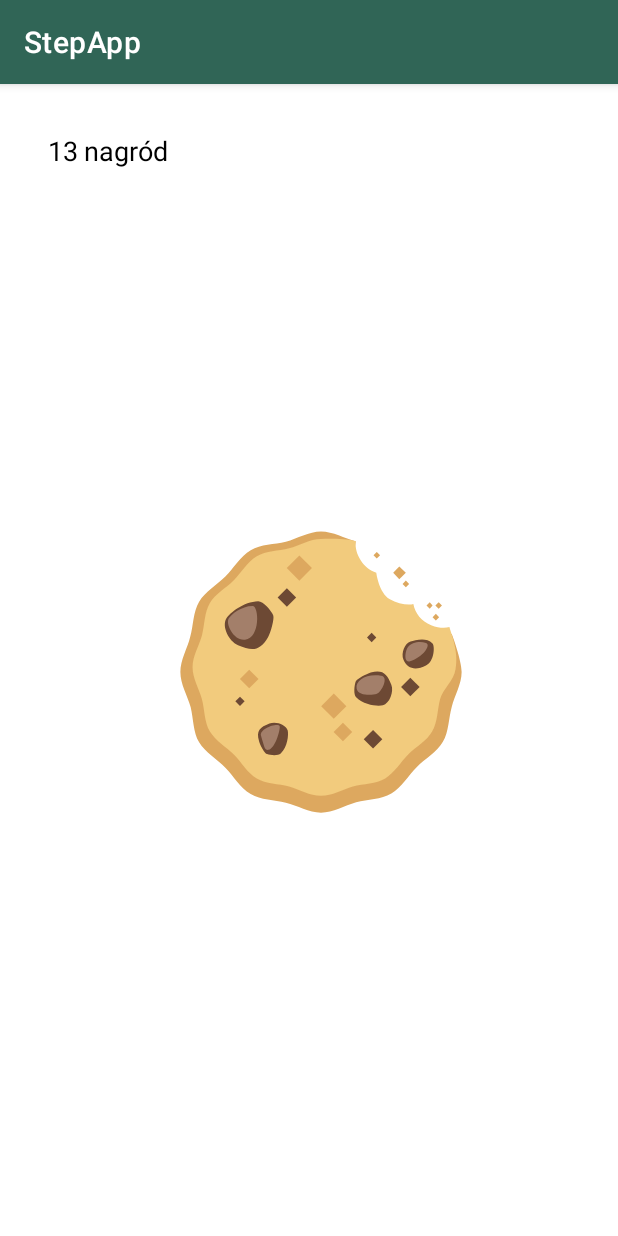
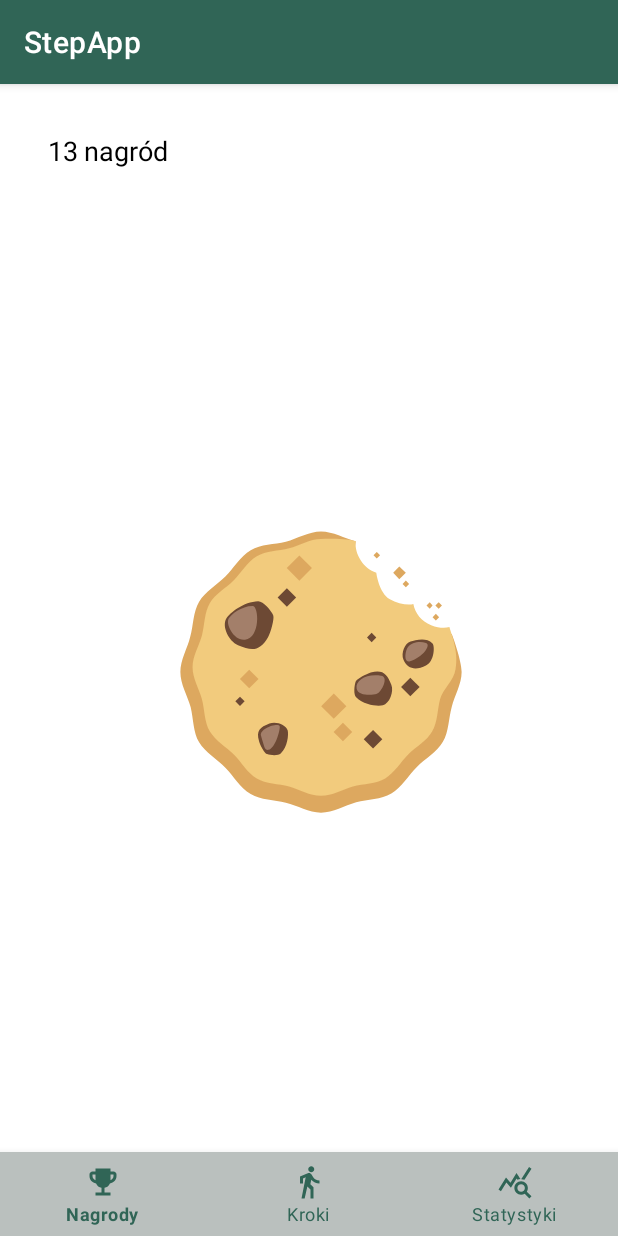
Before and after one commit to Saradella/StepApp, an Android app: the RewardsFragment screen opened through its navigation route, on a phone screen of 412 x 824 dp. Run offline under Robolectric (Android 15) with nearby library versions, the phone set to English and light mode, and no system bars; our stand-ins replace navigation-ui; libraries missing offline, so code that uses them is left out: com.mikhaellopez.circularprogressbar.

Commit message:
Created bottom menu - and it works!

```diff
--- a/build.gradle
+++ b/build.gradle
@@ -1,6 +1,7 @@
 plugins {
     id 'com.android.application'
     id 'org.jetbrains.kotlin.android'
+    id 'kotlin-android'
 }
 
 android {
@@ -51,4 +52,5 @@ dependencies {
 
 
 
+
 }
--- a/src/main/java/com/pl/sszczc/stepapp/MainActivity.kt
+++ b/src/main/java/com/pl/sszczc/stepapp/MainActivity.kt
@@ -16,7 +16,10 @@ import androidx.core.app.ActivityCompat
 import androidx.core.content.ContextCompat
 import androidx.navigation.NavController
 import androidx.navigation.fragment.NavHostFragment
+import androidx.navigation.ui.NavigationUI.setupWithNavController
+import com.google.android.material.bottomnavigation.BottomNavigationView
 import com.mikhaellopez.circularprogressbar.CircularProgressBar
+
 // import kotlin.math.sqrt
 
 class MainActivity : AppCompatActivity(), SensorEventListener {
@@ -47,7 +50,12 @@ class MainActivity : AppCompatActivity(), SensorEventListener {
             .findFragmentById(R.id.fragment) as NavHostFragment
         navController = navHostFragment.navController
 
+        val bottomNavigationView = findViewById<BottomNavigationView>(R.id.bottom_navigation)
+
+        setupWithNavController(bottomNavigationView, navController)
+
     }
+
 
     private fun resetSteps() {
 
--- a/src/main/java/com/pl/sszczc/stepapp/ProgressFragment.kt
+++ b/src/main/java/com/pl/sszczc/stepapp/ProgressFragment.kt
@@ -5,8 +5,6 @@ import androidx.fragment.app.Fragment
 import android.view.LayoutInflater
 import android.view.View
 import android.view.ViewGroup
-import android.widget.Button
-import androidx.navigation.fragment.findNavController
 
 
 class ProgressFragment : Fragment() {
@@ -17,18 +15,9 @@ class ProgressFragment : Fragment() {
         savedInstanceState: Bundle?
     ): View? {
         // Inflate the layout for this fragment
-        val view = inflater.inflate(R.layout.fragment_progress, container, false)
-        val buttonprre = view.findViewById<Button>(R.id.buttonprre)
-        buttonprre.setOnClickListener {
-            findNavController().navigate(R.id.action_progressFragment_to_rewardsFragment)
-        }
 
-        val buttonprst = view.findViewById<Button>(R.id.buttonprst)
-        buttonprst.setOnClickListener {
-            findNavController().navigate(R.id.action_progressFragment_to_statisticsFragment)
-        }
 
-        return view
+        return inflater.inflate(R.layout.fragment_progress, container, false)
     }
 
 }
--- a/src/main/java/com/pl/sszczc/stepapp/RewardsFragment.kt
+++ b/src/main/java/com/pl/sszczc/stepapp/RewardsFragment.kt
@@ -5,8 +5,6 @@ import androidx.fragment.app.Fragment
 import android.view.LayoutInflater
 import android.view.View
 import android.view.ViewGroup
-import android.widget.Button
-import androidx.navigation.fragment.findNavController
 
 class RewardsFragment : Fragment() {
 
@@ -15,12 +13,8 @@ class RewardsFragment : Fragment() {
         inflater: LayoutInflater, container: ViewGroup?,
         savedInstanceState: Bundle?
     ): View? {
-        val view = inflater.inflate(R.layout.fragment_rewards, container, false)
-//        val buttonrepr = view.findViewById<Button>(R.id.buttonrepr)
-//        buttonrepr.setOnClickListener {
-//            findNavController().navigate(R.id.action_rewardsFragment_to_progressFragment)
-//        }
-        return view
+
+        return inflater.inflate(R.layout.fragment_rewards, container, false)
     }
 
 }
--- a/src/main/java/com/pl/sszczc/stepapp/StatisticsFragment.kt
+++ b/src/main/java/com/pl/sszczc/stepapp/StatisticsFragment.kt
@@ -5,8 +5,6 @@ import androidx.fragment.app.Fragment
 import android.view.LayoutInflater
 import android.view.View
 import android.view.ViewGroup
-import android.widget.Button
-import androidx.navigation.fragment.findNavController
 
 class StatisticsFragment : Fragment() {
 
@@ -15,12 +13,8 @@ class StatisticsFragment : Fragment() {
         inflater: LayoutInflater, container: ViewGroup?,
         savedInstanceState: Bundle?
     ): View? {
-        val view = inflater.inflate(R.layout.fragment_statistics, container, false)
-        val buttonstpr = view.findViewById<Button>(R.id.buttonstpr)
-        buttonstpr.setOnClickListener {
-            findNavController().navigate(R.id.action_statisticsFragment_to_progressFragment)
-        }
-        return view
+
+        return inflater.inflate(R.layout.fragment_statistics, container, false)
     }
 
 
--- a/src/main/res/layout/activity_main.xml
+++ b/src/main/res/layout/activity_main.xml
@@ -5,7 +5,7 @@
     android:id="@+id/frameLayout"
     android:layout_width="match_parent"
     android:layout_height="match_parent"
-    tools:context=".RewardsFragment">
+    tools:context=".MainActivity">
 
 
     <androidx.fragment.app.FragmentContainerView
@@ -19,4 +19,25 @@
         app:layout_constraintStart_toStartOf="parent"
         app:layout_constraintTop_toTopOf="parent"
         app:navGraph="@navigation/project_navigation" />
+
+
+    <com.google.android.material.bottomnavigation.BottomNavigationView
+        android:id="@+id/bottom_navigation"
+        android:layout_width="match_parent"
+        android:layout_height="wrap_content"
+        app:layout_constraintBottom_toBottomOf="parent"
+        app:layout_constraintLeft_toLeftOf="parent"
+        app:layout_constraintRight_toRightOf="parent"
+        app:menu="@menu/bottom_navigation_menu"
+        android:background="#BAC0BE"
+        app:itemIconTint="#306556"
+        app:itemTextColor="#306556"/>
+
+    <FrameLayout
+        android:id="@+id/fragment_container"
+        android:layout_width="match_parent"
+        android:layout_height="0dp"
+        app:layout_constraintTop_toTopOf="parent"
+        app:layout_constraintBottom_toTopOf="@+id/bottom_navigation"/>
+
 </androidx.constraintlayout.widget.ConstraintLayout>
--- a/src/main/res/menu/bottom_navigation_menu.xml
+++ b/src/main/res/menu/bottom_navigation_menu.xml
@@ -1,4 +1,19 @@
 <?xml version="1.0" encoding="utf-8"?>
 <menu xmlns:android="http://schemas.android.com/apk/res/android">
 
+    <item
+        android:id="@+id/rewardsFragment"
+        android:icon="@drawable/baseline_rewards_24"
+        android:title="@string/rewards" />
+
+    <item
+        android:id="@+id/progressFragment"
+        android:icon="@drawable/baseline_walk_24"
+        android:title="@string/steps" />
+
+    <item
+        android:id="@+id/statisticsFragment"
+        android:icon="@drawable/query_stats_24"
+        android:title="@string/stats" />
+
 </menu>
--- a/src/main/res/values/strings.xml
+++ b/src/main/res/values/strings.xml
@@ -4,7 +4,7 @@
     <!-- Views -->
     <string name="rewards">Nagrody</string>
     <string name="steps">Kroki</string>
-    <string name="stats">Stats</string>
+    <string name="stats">Statystyki</string>
 
     <!-- Steps -->
     <string name="daily_steps">/ 10 000</string>
--- a/src/main/res/values/styles.xml
+++ b/src/main/res/values/styles.xml
@@ -1,3 +1,12 @@
 <?xml version="1.0" encoding="utf-8"?>
 <resources>
+
+    <style name="AppTheme" parent="Theme.AppCompat.Light.NoActionBar">
+
+        <item name="colorPrimary">#306556</item>
+        <item name="colorPrimaryVariant">#306556</item>
+        <item name="colorOnPrimary">#306556</item>
+
+    </style>
+
 </resources>
```
